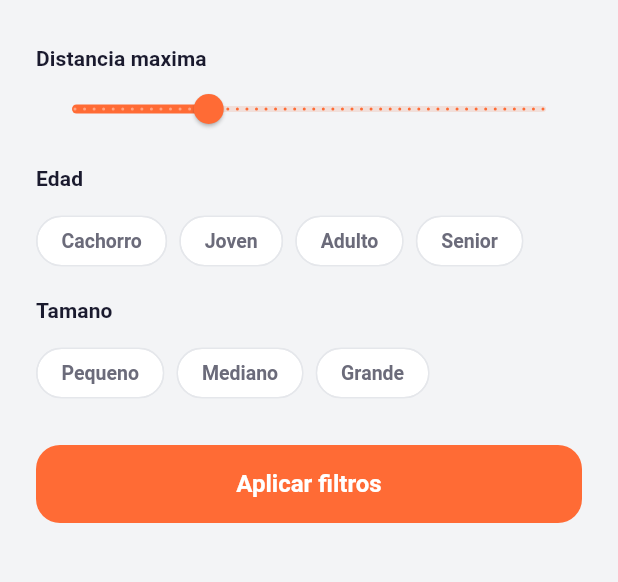
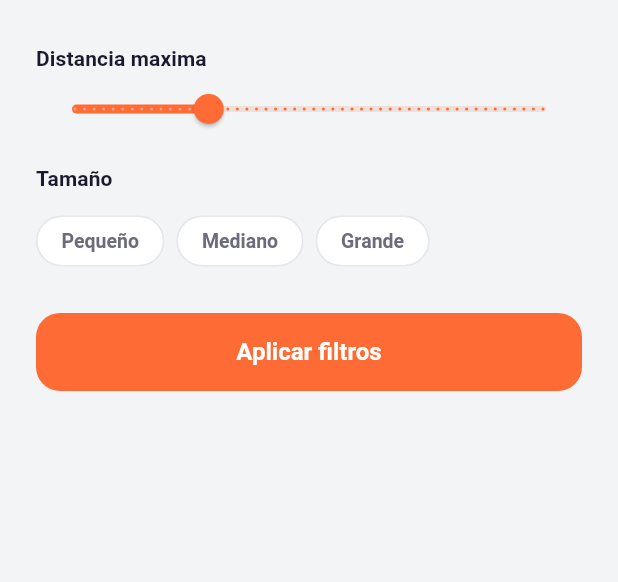
Before and after one commit to NahunMenem/petmatchapp, a Flutter app: the _FiltersSheet widget shown alone on an empty page, opened directly with empty values, on a phone screen of 412 x 824 dp, the part 89-671 px from its top. Run offline on Flutter 3.47's test engine with Material 3 defaults, Android fonts, the phone set to English and light mode, and no system bars; our stand-ins replace awesome_snackbar_content, badges, cached_network_image, dio, firebase_core, firebase_messaging and 11 more; accounts and stored records are empty; network calls fail; Roboto replaces fonts that are missing (Nunito).

Commit message:
Corrige filtros de adopcion

```diff
--- a/lib/providers/adoption_provider.dart
+++ b/lib/providers/adoption_provider.dart
@@ -8,29 +8,24 @@ final adoptionServiceProvider =
 class AdoptionFilters {
   final String? type; // 'dog' | 'cat' | null = all
   final int maxDistanceKm;
-  final String? age;
   final String? size;
 
   const AdoptionFilters({
     this.type,
     this.maxDistanceKm = 15,
-    this.age,
     this.size,
   });
 
   AdoptionFilters copyWith({
     String? type,
     int? maxDistanceKm,
-    String? age,
     String? size,
     bool clearType = false,
-    bool clearAge = false,
     bool clearSize = false,
   }) {
     return AdoptionFilters(
       type: clearType ? null : (type ?? this.type),
       maxDistanceKm: maxDistanceKm ?? this.maxDistanceKm,
-      age: clearAge ? null : (age ?? this.age),
       size: clearSize ? null : (size ?? this.size),
     );
   }
@@ -59,7 +54,6 @@ final adoptionsProvider = FutureProvider<List<AdoptionModel>>((ref) async {
   return service.getAdoptions(
     type: filters.type,
     maxDistanceKm: filters.maxDistanceKm,
-    age: filters.age,
     size: filters.size,
     latitude: location?.latitude,
     longitude: location?.longitude,
--- a/lib/screens/adoption/adoption_screen.dart
+++ b/lib/screens/adoption/adoption_screen.dart
@@ -138,10 +138,12 @@ class _AdoptionScreenState extends ConsumerState<AdoptionScreen> {
                 children: [
                   _TypeFilterChip(
                     label: 'Todos',
-                    selected: filters.type == null,
+                    selected: filters.type == null &&
+                        filters.maxDistanceKm == 15 &&
+                        filters.size == null,
                     onTap: () => ref
                         .read(adoptionFiltersProvider.notifier)
-                        .update((s) => s.copyWith(clearType: true)),
+                        .state = const AdoptionFilters(),
                   ),
                   const SizedBox(width: 8),
                   _TypeFilterChip(
@@ -161,7 +163,7 @@ class _AdoptionScreenState extends ConsumerState<AdoptionScreen> {
                   ),
                   const SizedBox(width: 8),
                   _TypeFilterChip(
-                    label: '📍 Cerca mío',
+                    label: '📍 Hasta 5 km',
                     selected: filters.maxDistanceKm <= 5,
                     onTap: () => ref
                         .read(adoptionFiltersProvider.notifier)
@@ -1627,42 +1629,12 @@ class _FiltersSheetState extends State<_FiltersSheet> {
             ),
           ),
           const SizedBox(height: 12),
-          Text('Edad', style: Theme.of(context).textTheme.titleSmall),
-          const SizedBox(height: 8),
-          Wrap(
-            spacing: 8,
-            children: ['Cachorro', 'Joven', 'Adulto', 'Senior'].map((age) {
-              final ageKey = age.toLowerCase();
-              final selected = _filters.age == ageKey;
-              return FilterChip(
-                label: Text(age),
-                labelStyle: TextStyle(
-                  color: selected ? AppColors.primary : AppColors.textSecondary,
-                  fontWeight: FontWeight.w700,
-                ),
-                backgroundColor: Colors.white,
-                selectedColor: AppColors.primary.withOpacity(0.14),
-                side: BorderSide(
-                  color: selected ? AppColors.primary : AppColors.divider,
-                ),
-                checkmarkColor: AppColors.primary,
-                selected: selected,
-                onSelected: (selected) => setState(
-                  () => _filters = _filters.copyWith(
-                    age: selected ? ageKey : null,
-                    clearAge: !selected,
-                  ),
-                ),
-              );
-            }).toList(),
-          ),
-          const SizedBox(height: 12),
-          Text('Tamano', style: Theme.of(context).textTheme.titleSmall),
+          Text('Tamaño', style: Theme.of(context).textTheme.titleSmall),
           const SizedBox(height: 8),
           Wrap(
             spacing: 8,
             children: [
-              ('Pequeno', 'small'),
+              ('Pequeño', 'small'),
               ('Mediano', 'medium'),
               ('Grande', 'large'),
             ].map((entry) {
--- a/lib/services/adoption_service.dart
+++ b/lib/services/adoption_service.dart
@@ -8,7 +8,6 @@ class AdoptionService {
   Future<List<AdoptionModel>> getAdoptions({
     String? type,
     int? maxDistanceKm,
-    String? age,
     String? size,
     double? latitude,
     double? longitude,
@@ -19,7 +18,6 @@ class AdoptionService {
       queryParams: {
         if (type != null) 'type': type,
         if (maxDistanceKm != null) 'max_distance': maxDistanceKm,
-        if (age != null) 'age': age,
         if (size != null) 'size': size,
         if (latitude != null) 'lat': latitude,
         if (longitude != null) 'lng': longitude,
```
